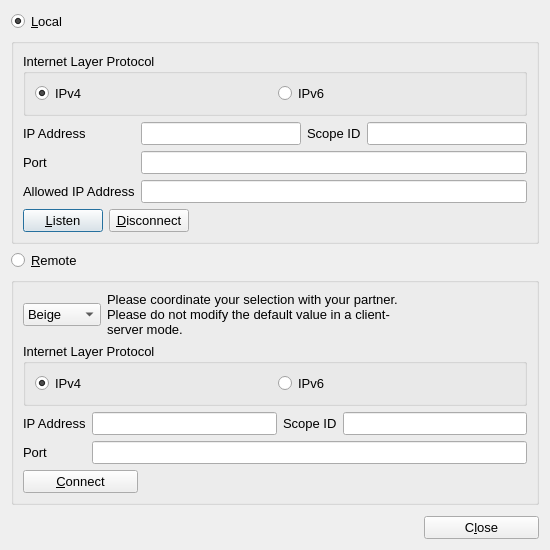
Before: the Qt Designer form UI/setupDialog.ui in textbrowser/qtchess, drawn with Qt 5.
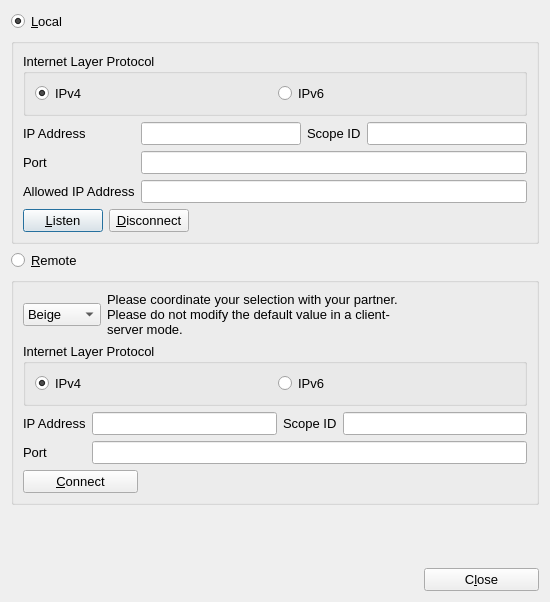
After: the same form once the commit is applied. Icons and pictures are not drawn.

Commit message: New tool tip.

The edit to the form file:
```diff
--- a/UI/setupDialog.ui
+++ b/UI/setupDialog.ui
@@ -7,7 +7,7 @@
     <x>0</x>
     <y>0</y>
     <width>550</width>
-    <height>550</height>
+    <height>602</height>
    </rect>
   </property>
   <property name="font">
```
Left out of the diff: 3 changed lines with no effect on the pictures.
